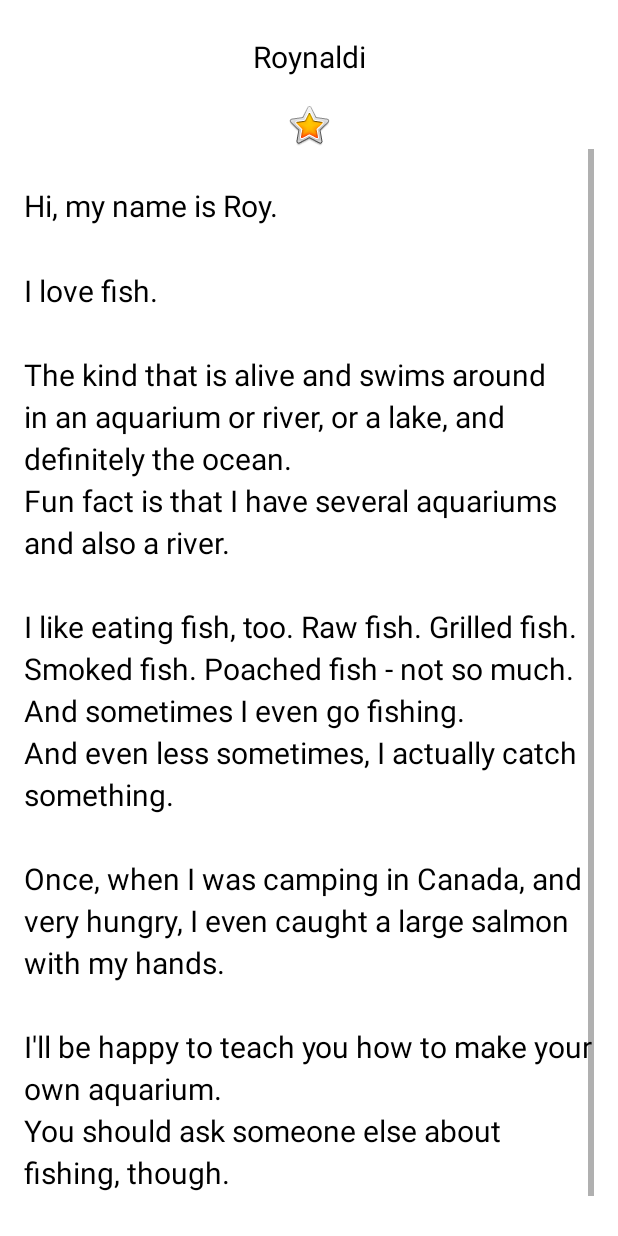
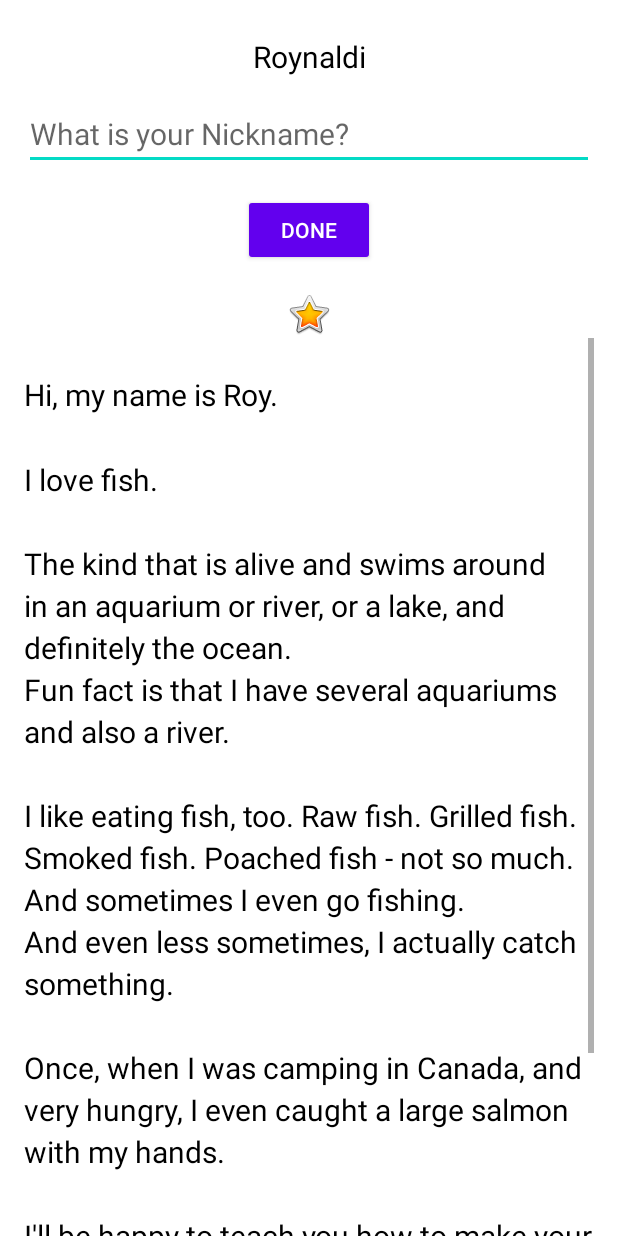
Before and after one commit to roynaldi19/AKF02_01AboutMe, an Android app: the layout activity_main.xml on its own in the app's theme, with its tools: preview values and no code run, on a phone screen of 412 x 824 dp. Run offline under Robolectric (Android 15) with nearby library versions, the phone set to English and light mode, and no system bars.

Commit message:
Add user interactivity

```diff
--- a/app/build.gradle
+++ b/app/build.gradle
@@ -30,6 +30,9 @@ android {
     kotlinOptions {
         jvmTarget = '1.8'
     }
+    buildFeatures {
+        viewBinding true
+    }
 }
 
 dependencies {
--- a/app/src/main/res/layout/activity_main.xml
+++ b/app/src/main/res/layout/activity_main.xml
@@ -16,6 +16,32 @@
         android:layout_height="wrap_content"
         android:text="@string/name"
         android:textAlignment="center" />
+
+    <EditText
+        android:id="@+id/nickname_edit"
+        style="@style/NameStyle"
+        android:layout_width="match_parent"
+        android:layout_height="wrap_content"
+        android:hint="@string/what_is_your_nickname"
+        android:inputType="textPersonName" />
+
+    <Button
+        android:id="@+id/done_button"
+        style="@style/Widget.AppCompat.Button.Colored"
+        android:layout_width="wrap_content"
+        android:layout_height="wrap_content"
+        android:layout_gravity="center_horizontal"
+        android:layout_marginTop="@dimen/layout_margin"
+        android:text="@string/done" />
+
+    <TextView
+        android:id="@+id/nickname_text"
+        style="@style/NameStyle"
+        android:layout_width="match_parent"
+        android:layout_height="wrap_content"
+        android:text=""
+        android:textAlignment="center"
+        android:visibility="gone" />
 
     <ImageView
         android:id="@+id/star_image"
--- a/app/src/main/res/values/colors.xml
+++ b/app/src/main/res/values/colors.xml
@@ -7,7 +7,8 @@
     <color name="teal_700">#FF018786</color>
     <color name="black">#FF000000</color>
     <color name="white">#FFFFFFFF</color>
+
     <color name="colorPrimary">#008577</color>
     <color name="colorPrimaryDark">#00574B</color>
-    <color name="colorAccent">#D81B60</color>
+    <color name="colorAccent">#76bf5e</color>
 </resources>
--- a/app/src/main/res/values/strings.xml
+++ b/app/src/main/res/values/strings.xml
@@ -12,4 +12,6 @@
 \n\nOnce, when I was camping in Canada, and very hungry, I even caught a large salmon with my hands.
 \n\nI\'ll be happy to teach you how to make your own aquarium.
 \nYou should ask someone else about fishing, though.\n\n</string>
+    <string name="what_is_your_nickname">What is your Nickname?</string>
+    <string name="done">Done</string>
 </resources>
```
Also changed, not shown: app/src/main/java/com/roynaldi19/akf02_01aboutme/MainActivity.kt (+43 -2 lines).
